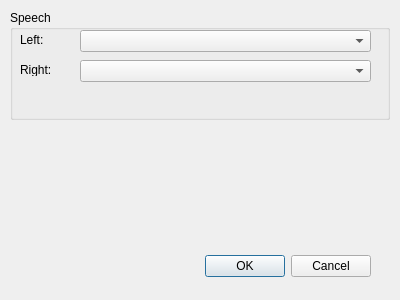
The window that source/vocabularymanagerdialog/vocabularysettingsdialog.ui (martin-kudlicka/vocabulary-master) describes before a commit, drawn with Qt 5.
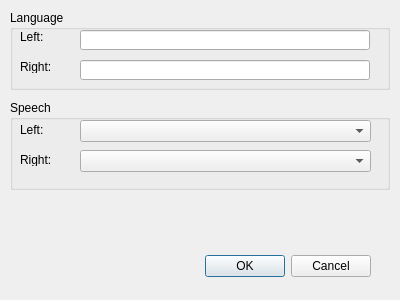
The same window after the commit.

Commit message: + language description in vocabulary manager

The edit to the form file:
```diff
--- a/source/vocabularymanagerdialog/vocabularysettingsdialog.ui
+++ b/source/vocabularymanagerdialog/vocabularysettingsdialog.ui
@@ -62,9 +62,9 @@
    <property name="geometry">
     <rect>
      <x>10</x>
-     <y>10</y>
+     <y>100</y>
      <width>380</width>
-     <height>110</height>
+     <height>90</height>
     </rect>
    </property>
    <property name="title">
@@ -117,6 +117,65 @@
     </property>
    </widget>
   </widget>
+  <widget class="QGroupBox" name="groupBox_2">
+   <property name="geometry">
+    <rect>
+     <x>10</x>
+     <y>10</y>
+     <width>380</width>
+     <height>80</height>
+    </rect>
+   </property>
+   <property name="title">
+    <string>Language</string>
+   </property>
+   <widget class="QLabel" name="label_3">
+    <property name="geometry">
+     <rect>
+      <x>10</x>
+      <y>20</y>
+      <width>46</width>
+      <height>13</height>
+     </rect>
+    </property>
+    <property name="text">
+     <string>Left:</string>
+    </property>
+   </widget>
+   <widget class="QLabel" name="label_4">
+    <property name="geometry">
+     <rect>
+      <x>10</x>
+      <y>50</y>
+      <width>46</width>
+      <height>13</height>
+     </rect>
+    </property>
+    <property name="text">
+     <string>Right:</string>
+    </property>
+   </widget>
+   <widget class="QLineEdit" name="leLanguageLeft">
+    <property name="geometry">
+     <rect>
+      <x>70</x>
+      <y>20</y>
+      <width>290</width>
+      <height>20</height>
+     </rect>
+    </property>
+   </widget>
+   <widget class="QLineEdit" name="leLanguageRight">
+    <property name="geometry">
+     <rect>
+      <x>70</x>
+      <y>50</y>
+      <width>290</width>
+      <height>20</height>
+     </rect>
+    </property>
+   </widget>
+  </widget>
  </widget>
  <resources/>
  <connections>
```
The commit also changes 4 other files.
